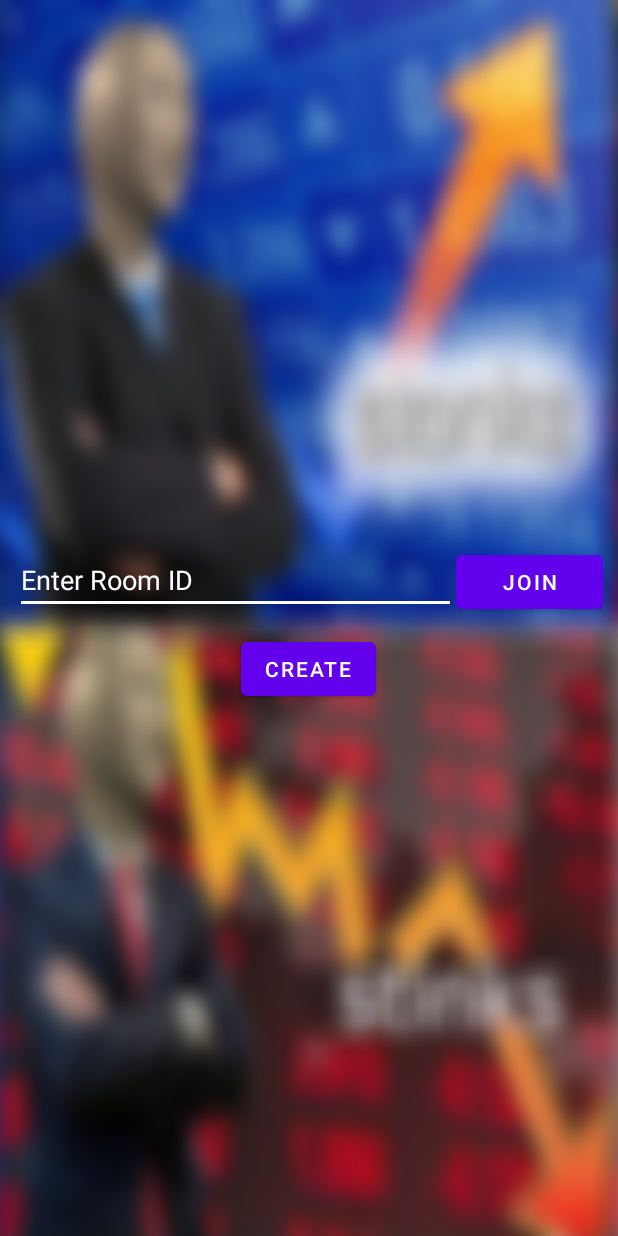
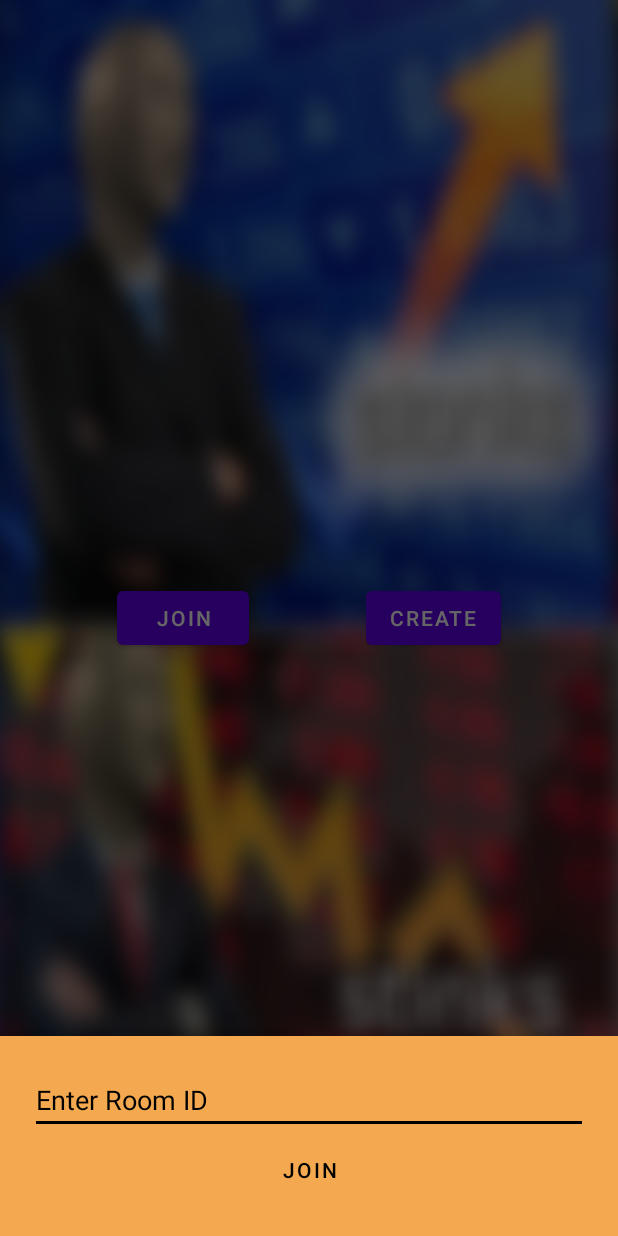
Before and after one commit to Aagam9833/StonksOrStinks-Android, an Android app: the MultiplayerLobby screen opened directly, with no data from a screen before it, after a tap on "JOIN", on a phone screen of 412 x 824 dp. Run offline under Robolectric (Android 15) with nearby library versions, the light colour scheme and no system bars; our stand-ins replace Firebase (no records; nobody signed in at launch, a user with empty details on screens opened directly).

Commit message:
Created two bottom modal sheets for room creation and room joining. Added features of locking the room and setting max players will creating the room. Added view binding.

```diff
--- a/app/build.gradle
+++ b/app/build.gradle
@@ -26,6 +26,9 @@ android {
         sourceCompatibility JavaVersion.VERSION_1_8
         targetCompatibility JavaVersion.VERSION_1_8
     }
+    buildFeatures {
+        viewBinding = true
+    }
 }
 
 dependencies {
--- a/app/src/main/java/com/example/stonksorstinks/GamePage.java
+++ b/app/src/main/java/com/example/stonksorstinks/GamePage.java
@@ -3,12 +3,10 @@ package com.example.stonksorstinks;
 import androidx.appcompat.app.AlertDialog;
 import androidx.appcompat.app.AppCompatActivity;
 
-import android.content.DialogInterface;
 import android.content.Intent;
 import android.content.res.Configuration;
 import android.os.Bundle;
 import android.os.CountDownTimer;
-import android.util.Log;
 import android.view.MotionEvent;
 import android.view.View;
 import android.widget.AdapterView;
@@ -19,7 +17,7 @@ import android.widget.TextView;
 import android.widget.Toast;
 import android.widget.ViewFlipper;
 
-import com.example.stonksorstinks.models.BottomModalSheet;
+import com.example.stonksorstinks.Utils.BottomModalSheet;
 import com.example.stonksorstinks.models.Cards;
 import com.example.stonksorstinks.models.Player;
 import com.google.android.gms.tasks.OnSuccessListener;
--- /dev/null
+++ b/app/src/main/java/com/example/stonksorstinks/Utils/BottomModalSheetJoinRoom.java
@@ -0,0 +1,94 @@
+package com.example.stonksorstinks.Utils;
+
+import android.content.Intent;
+import android.os.Bundle;
+import android.view.LayoutInflater;
+import android.view.View;
+import android.view.ViewGroup;
+import android.widget.Toast;
+
+import androidx.annotation.NonNull;
+import androidx.annotation.Nullable;
+
+import com.example.stonksorstinks.WaitingLobby;
+import com.example.stonksorstinks.databinding.JoinModalSheetBinding;
+import com.example.stonksorstinks.models.Player;
+import com.google.android.gms.tasks.OnSuccessListener;
+import com.google.android.material.bottomsheet.BottomSheetDialogFragment;
+import com.google.firebase.database.DataSnapshot;
+import com.google.firebase.database.DatabaseReference;
+import com.google.firebase.database.FirebaseDatabase;
+
+import java.util.Map;
+
+public class BottomModalSheetJoinRoom extends BottomSheetDialogFragment {
+
+    JoinModalSheetBinding binding;
+    DatabaseReference databaseReference;
+    String USERNAME;
+
+    public BottomModalSheetJoinRoom(String USERNAME) {
+        this.USERNAME = USERNAME;
+    }
+
+    @Override
+    public View onCreateView(@NonNull LayoutInflater inflater, ViewGroup container, Bundle savedInstanceState) {
+        binding = JoinModalSheetBinding.inflate(inflater, container, false);
+        return binding.getRoot();
+    }
+
+    @Override
+    public void onViewCreated(@NonNull View view, @Nullable Bundle savedInstanceState) {
+
+        databaseReference = FirebaseDatabase.getInstance().getReference("RoomID");
+
+        binding.joinGameButton.setOnClickListener(view1 -> {
+            String roomID = binding.joinGameCode.getText().toString().trim();
+
+            if (roomID.equals("")) {
+                Toast.makeText(getContext(), "Enter A Valid Room ID", Toast.LENGTH_SHORT).show();
+            } else {
+                databaseReference.get().addOnSuccessListener(dataSnapshot -> {
+                    if (dataSnapshot.hasChild(roomID)) {
+                        int noOfPlayers = Integer.parseInt(dataSnapshot.child(roomID).child("noOfPlayers").getValue().toString());
+                        int maxPlayers = Integer.parseInt(dataSnapshot.child(roomID).child("maxPlayers").getValue().toString());
+                        Boolean isFull = (Boolean) dataSnapshot.child(roomID).child("full").getValue();
+                        if (!isFull) {
+                            if (noOfPlayers < maxPlayers) {
+                                Player player = new Player(USERNAME, false);
+                                Map<String, Player> playerMap = (Map<String, Player>) dataSnapshot.child(roomID).child("players").getValue();
+                                playerMap.put(USERNAME, player);
+                                noOfPlayers++;
+                                databaseReference.child(roomID).child("noOfPlayers").setValue(noOfPlayers);
+                                databaseReference.child(roomID).child("players").setValue(playerMap);
+                                Intent intent = new Intent(getActivity(), WaitingLobby.class);
+                                intent.putExtra("ROOMID", roomID);
+                                intent.putExtra("USERNAME", USERNAME);
+                                startActivity(intent);
+                            } else if (noOfPlayers == maxPlayers) {
+                                Player player = new Player(USERNAME, false);
+                                Map<String, Player> playerMap = (Map<String, Player>) dataSnapshot.child(roomID).child("players").getValue();
+                                playerMap.put(USERNAME, player);
+                                noOfPlayers++;
+                                isFull = true;
+                                databaseReference.child(roomID).child("noOfPlayers").setValue(noOfPlayers);
+                                databaseReference.child(roomID).child("players").setValue(playerMap);
+                                databaseReference.child(roomID).child("full").setValue(isFull);
+                                Intent intent = new Intent(getActivity(), WaitingLobby.class);
+                                intent.putExtra("ROOMID", roomID);
+                                intent.putExtra("USERNAME", USERNAME);
+                                startActivity(intent);
+                            }
+                        } else {
+                            Toast.makeText(getContext(), "Room Is Full", Toast.LENGTH_SHORT).show();
+                        }
+                    } else {
+                        Toast.makeText(getContext(), "Room Does Not Exist", Toast.LENGTH_SHORT).show();
+                    }
+                });
+            }
+
+        });
+
+    }
+}
--- a/app/src/main/java/com/example/stonksorstinks/models/Room.java
+++ b/app/src/main/java/com/example/stonksorstinks/models/Room.java
@@ -15,12 +15,12 @@ public class Room {
 
     }
 
-    public Room(int roomID, Map<String, Player> players, Boolean isFull, Boolean isLocked) {
+    public Room(int roomID, Map<String, Player> players, int maxPlayers, Boolean isLocked) {
         this.roomID = roomID;
         this.players = players;
         this.round = 1;
-        this.maxPlayers = 4;
-        this.isFull = isFull;
+        this.maxPlayers = maxPlayers;
+        this.isFull = false;
         this.isLocked = isLocked;
         this.noOfPlayers = 1;
         this.wockRate = 20;
--- a/app/src/main/res/layout/activity_multiplayer_lobby.xml
+++ b/app/src/main/res/layout/activity_multiplayer_lobby.xml
@@ -1,51 +1,32 @@
 <?xml version="1.0" encoding="utf-8"?>
-<LinearLayout xmlns:android="http://schemas.android.com/apk/res/android"
+<androidx.constraintlayout.widget.ConstraintLayout xmlns:android="http://schemas.android.com/apk/res/android"
     xmlns:app="http://schemas.android.com/apk/res-auto"
     xmlns:tools="http://schemas.android.com/tools"
     android:layout_width="match_parent"
     android:layout_height="match_parent"
+    android:background="@drawable/sos_blur"
     android:orientation="vertical"
-    android:gravity="center"
-    android:background="@drawable/sos_blur"
     tools:context=".MultiplayerLobby">
 
-    <LinearLayout
-        android:layout_width="match_parent"
+    <Button
+        android:id="@+id/join_game_button"
+        android:layout_width="wrap_content"
         android:layout_height="wrap_content"
-        android:layout_margin="10dp"
-        android:orientation="horizontal">
-
-        <EditText
-            android:id="@+id/join_game_code"
-            android:layout_width="0dp"
-            android:layout_weight="3"
-            android:backgroundTint="@color/white"
-            android:hint="@string/enter_room_id"
-            android:inputType="number"
-            android:textColorHint="@color/white"
-            android:layout_height="wrap_content"
-            android:textColor="@color/white"/>
-
-        <Button
-            android:id="@+id/join_game_button"
-            android:layout_width="0dp"
-            android:layout_weight="1"
-            android:layout_height="wrap_content"
-            android:text="@string/join" />
-
-    </LinearLayout>
+        android:text="@string/join"
+        app:layout_constraintBottom_toBottomOf="parent"
+        app:layout_constraintLeft_toLeftOf="parent"
+        app:layout_constraintRight_toLeftOf="@id/create_game_button"
+        app:layout_constraintTop_toTopOf="parent" />
 
     <Button
         android:id="@+id/create_game_button"
         android:layout_width="wrap_content"
         android:layout_height="wrap_content"
-        android:text="@string/create" />
-
-    <ProgressBar
-        android:id="@+id/multiplayer_progress_bar"
-        android:layout_width="wrap_content"
-        android:layout_height="wrap_content"
-        android:visibility="gone"/>
+        android:text="@string/create"
+        app:layout_constraintBottom_toBottomOf="parent"
+        app:layout_constraintLeft_toRightOf="@id/join_game_button"
+        app:layout_constraintRight_toRightOf="parent"
+        app:layout_constraintTop_toTopOf="parent" />
 
 
-</LinearLayout>
+</androidx.constraintlayout.widget.ConstraintLayout>
--- /dev/null
+++ b/app/src/main/res/layout/join_modal_sheet.xml
@@ -0,0 +1,29 @@
+<?xml version="1.0" encoding="utf-8"?>
+<LinearLayout xmlns:android="http://schemas.android.com/apk/res/android"
+    android:layout_width="match_parent"
+    android:layout_height="match_parent"
+    android:layout_centerHorizontal="true"
+    android:background="#F4A950"
+    android:gravity="center_horizontal"
+    android:orientation="vertical"
+    android:padding="20dp">
+
+    <EditText
+        android:id="@+id/join_game_code"
+        android:layout_width="match_parent"
+        android:layout_height="wrap_content"
+        android:backgroundTint="@color/black"
+        android:hint="@string/enter_room_id"
+        android:inputType="number"
+        android:textColor="@color/black"
+        android:textColorHint="@color/black" />
+
+    <Button
+        android:id="@+id/join_game_button"
+        android:layout_width="wrap_content"
+        android:layout_height="wrap_content"
+        android:gravity="center"
+        android:text="@string/join"
+        android:textColor="@color/black" />
+
+</LinearLayout>
--- a/app/src/main/res/values/strings.xml
+++ b/app/src/main/res/values/strings.xml
@@ -25,4 +25,9 @@
     <string name="next">Next</string>
     <string name="how_to_play">How To Play</string>
     <string name="return_to_main_menu">Return to main menu</string>
+    <string name="create_room">Create Room</string>
+    <string name="lock_room">Lock Room?</string>
+    <string name="yes">Yes</string>
+    <string name="no">No</string>
+    <string name="max_players">Max Players</string>
 </resources>
```
Also changed, not shown: app/src/main/java/com/example/stonksorstinks/MultiplayerLobby.java (+12 -85 lines), app/src/main/java/com/example/stonksorstinks/Utils/BottomModalSheet.java (renamed from app/src/main/java/com/example/stonksorstinks/models/BottomModalSheet.java, +16 -13 lines), app/src/main/java/com/example/stonksorstinks/Utils/BottomModalSheetCreateRoom.java (added, +106 -0 lines), app/src/main/java/com/example/stonksorstinks/WaitingLobby.java (+15 -8 lines), app/src/main/res/layout/create_modal_sheet.xml (added, +91 -0 lines).
